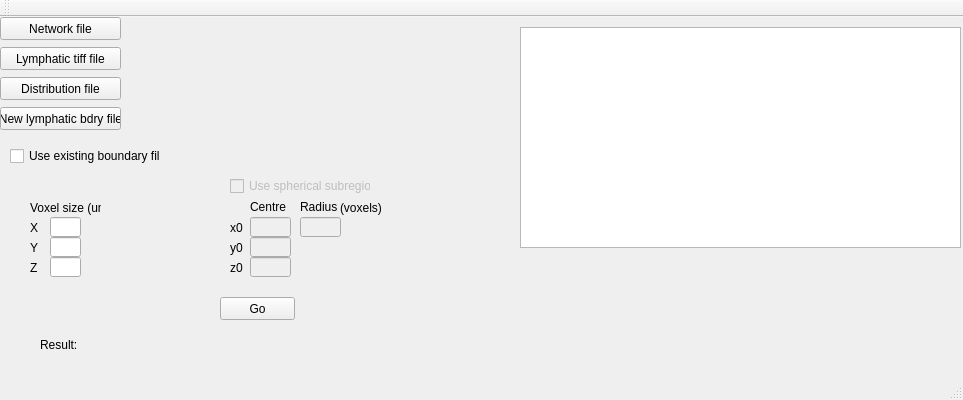
Above: Qt/L_Distancer/mainwindow.ui from gibbogle/vessel-tools before the change. Below: the same form after it.
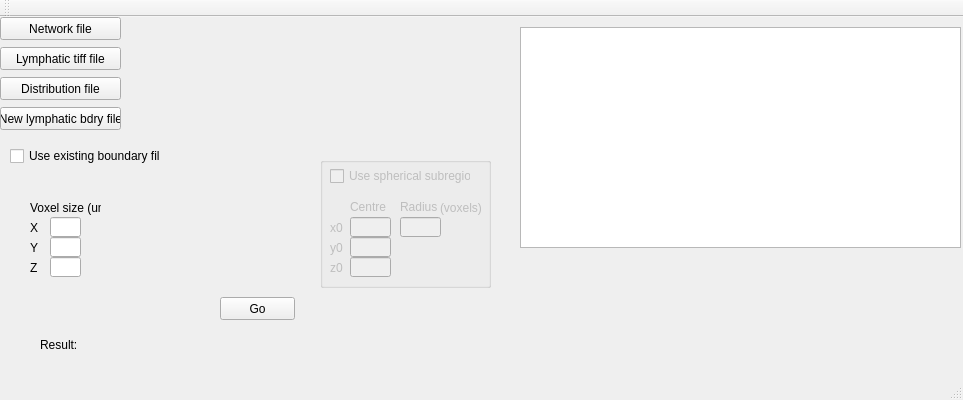
That is the form after the change.

Commit message: L_distancer

```diff
--- a/Qt/L_Distancer/mainwindow.ui
+++ b/Qt/L_Distancer/mainwindow.ui
@@ -79,32 +79,6 @@
      <string/>
     </property>
    </widget>
-   <widget class="QLabel" name="labelX0">
-    <property name="geometry">
-     <rect>
-      <x>230</x>
-      <y>200</y>
-      <width>21</width>
-      <height>21</height>
-     </rect>
-    </property>
-    <property name="text">
-     <string>x0</string>
-    </property>
-   </widget>
-   <widget class="QLineEdit" name="lineEditX0">
-    <property name="enabled">
-     <bool>false</bool>
-    </property>
-    <property name="geometry">
-     <rect>
-      <x>250</x>
-      <y>200</y>
-      <width>41</width>
-      <height>20</height>
-     </rect>
-    </property>
-   </widget>
    <widget class="QTextEdit" name="textEdit">
     <property name="geometry">
      <rect>
@@ -115,87 +89,6 @@
      </rect>
     </property>
    </widget>
-   <widget class="QLabel" name="labelCentre">
-    <property name="geometry">
-     <rect>
-      <x>250</x>
-      <y>180</y>
-      <width>41</width>
-      <height>20</height>
-     </rect>
-    </property>
-    <property name="text">
-     <string>Centre</string>
-    </property>
-   </widget>
-   <widget class="QLabel" name="labelY0">
-    <property name="geometry">
-     <rect>
-      <x>230</x>
-      <y>220</y>
-      <width>21</width>
-      <height>21</height>
-     </rect>
-    </property>
-    <property name="text">
-     <string>y0</string>
-    </property>
-   </widget>
-   <widget class="QLineEdit" name="lineEditY0">
-    <property name="enabled">
-     <bool>false</bool>
-    </property>
-    <property name="geometry">
-     <rect>
-      <x>250</x>
-      <y>220</y>
-      <width>41</width>
-      <height>20</height>
-     </rect>
-    </property>
-   </widget>
-   <widget class="QLabel" name="labelZ0">
-    <property name="geometry">
-     <rect>
-      <x>230</x>
-      <y>240</y>
-      <width>21</width>
-      <height>21</height>
-     </rect>
-    </property>
-    <property name="text">
-     <string>z0</string>
-    </property>
-   </widget>
-   <widget class="QLineEdit" name="lineEditZ0">
-    <property name="enabled">
-     <bool>false</bool>
-    </property>
-    <property name="geometry">
-     <rect>
-      <x>250</x>
-      <y>240</y>
-      <width>41</width>
-      <height>20</height>
-     </rect>
-    </property>
-   </widget>
-   <widget class="QCheckBox" name="checkBoxSphere">
-    <property name="enabled">
-     <bool>false</bool>
-    </property>
-    <property name="geometry">
-     <rect>
-      <x>230</x>
-      <y>160</y>
-      <width>141</width>
-      <height>18</height>
-     </rect>
-    </property>
-    <property name="text">
-     <string>Use spherical subregion?</string>
-    </property>
-   </widget>
    <widget class="QPushButton" name="pushButtonOutFile">
     <property name="geometry">
      <rect>
@@ -209,32 +102,6 @@
      <string>Distribution file</string>
     </property>
    </widget>
-   <widget class="QLabel" name="labelRadius">
-    <property name="geometry">
-     <rect>
-      <x>300</x>
-      <y>180</y>
-      <width>41</width>
-      <height>20</height>
-     </rect>
-    </property>
-    <property name="text">
-     <string>Radius</string>
-    </property>
-   </widget>
-   <widget class="QLineEdit" name="lineEditRadius">
-    <property name="enabled">
-     <bool>false</bool>
-    </property>
-    <property name="geometry">
-     <rect>
-      <x>300</x>
-      <y>200</y>
-      <width>41</width>
-      <height>20</height>
-     </rect>
-    </property>
-   </widget>
    <widget class="QLabel" name="labelOutFile">
     <property name="geometry">
      <rect>
@@ -313,19 +180,6 @@
      <string/>
     </property>
    </widget>
-   <widget class="QLabel" name="label_unitssphere">
-    <property name="geometry">
-     <rect>
-      <x>340</x>
-      <y>180</y>
-      <width>41</width>
-      <height>21</height>
-     </rect>
-    </property>
-    <property name="text">
-     <string>(voxels)</string>
-    </property>
-   </widget>
    <widget class="QLabel" name="label_voxel">
     <property name="geometry">
      <rect>
@@ -408,6 +262,168 @@
      <string>Z</string>
     </property>
    </widget>
+   <widget class="QGroupBox" name="groupBoxSphere">
+    <property name="enabled">
+     <bool>false</bool>
+    </property>
+    <property name="geometry">
+     <rect>
+      <x>320</x>
+      <y>140</y>
+      <width>171</width>
+      <height>131</height>
+     </rect>
+    </property>
+    <property name="title">
+     <string/>
+    </property>
+    <widget class="QLabel" name="labelX0">
+     <property name="geometry">
+      <rect>
+       <x>10</x>
+       <y>60</y>
+       <width>21</width>
+       <height>21</height>
+      </rect>
+     </property>
+     <property name="text">
+      <string>x0</string>
+     </property>
+    </widget>
+    <widget class="QLabel" name="label_unitssphere">
+     <property name="geometry">
+      <rect>
+       <x>120</x>
+       <y>40</y>
+       <width>41</width>
+       <height>21</height>
+      </rect>
+     </property>
+     <property name="text">
+      <string>(voxels)</string>
+     </property>
+    </widget>
+    <widget class="QLineEdit" name="lineEditX0">
+     <property name="enabled">
+      <bool>false</bool>
+     </property>
+     <property name="geometry">
+      <rect>
+       <x>30</x>
+       <y>60</y>
+       <width>41</width>
+       <height>20</height>
+      </rect>
+     </property>
+    </widget>
+    <widget class="QLabel" name="labelY0">
+     <property name="geometry">
+      <rect>
+       <x>10</x>
+       <y>80</y>
+       <width>21</width>
+       <height>21</height>
+      </rect>
+     </property>
+     <property name="text">
+      <string>y0</string>
+     </property>
+    </widget>
+    <widget class="QLineEdit" name="lineEditY0">
+     <property name="enabled">
+      <bool>false</bool>
+     </property>
+     <property name="geometry">
+      <rect>
+       <x>30</x>
+       <y>80</y>
+       <width>41</width>
+       <height>20</height>
+      </rect>
+     </property>
+    </widget>
+    <widget class="QLabel" name="labelZ0">
+     <property name="geometry">
+      <rect>
+       <x>10</x>
+       <y>100</y>
+       <width>21</width>
+       <height>21</height>
+      </rect>
+     </property>
+     <property name="text">
+      <string>z0</string>
+     </property>
+    </widget>
+    <widget class="QLabel" name="labelRadius">
+     <property name="geometry">
+      <rect>
+       <x>80</x>
+       <y>40</y>
+       <width>41</width>
+       <height>20</height>
+      </rect>
+     </property>
+     <property name="text">
+      <string>Radius</string>
+     </property>
+    </widget>
+    <widget class="QLineEdit" name="lineEditZ0">
+     <property name="enabled">
+      <bool>false</bool>
+     </property>
+     <property name="geometry">
+      <rect>
+       <x>30</x>
+       <y>100</y>
+       <width>41</width>
+       <height>20</height>
+      </rect>
+     </property>
+    </widget>
+    <widget class="QLabel" name="labelCentre">
+     <property name="geometry">
+      <rect>
+       <x>30</x>
+       <y>40</y>
+       <width>41</width>
+       <height>20</height>
+      </rect>
+     </property>
+     <property name="text">
+      <string>Centre</string>
+     </property>
+    </widget>
+    <widget class="QLineEdit" name="lineEditRadius">
+     <property name="enabled">
+      <bool>false</bool>
+     </property>
+     <property name="geometry">
+      <rect>
+       <x>80</x>
+       <y>60</y>
+       <width>41</width>
+       <height>20</height>
+      </rect>
+     </property>
+    </widget>
+    <widget class="QCheckBox" name="checkBoxSphere">
+     <property name="enabled">
+      <bool>false</bool>
+     </property>
+     <property name="geometry">
+      <rect>
+       <x>10</x>
+       <y>10</y>
+       <width>141</width>
+       <height>18</height>
+      </rect>
+     </property>
+     <property name="text">
+      <string>Use spherical subregion?</string>
+     </property>
+    </widget>
+   </widget>
   </widget>
   <widget class="QMenuBar" name="menuBar">
    <property name="geometry">
```
